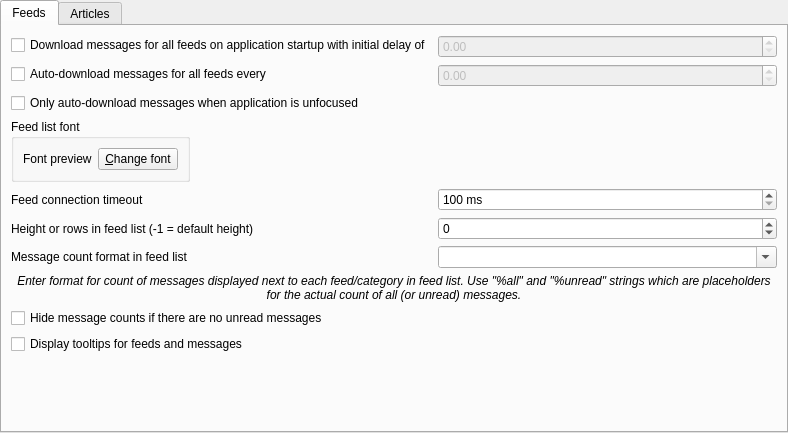
Above: src/librssguard/gui/settings/settingsfeedsmessages.ui from martinrotter/rssguard before the change. Below: the same form after it.
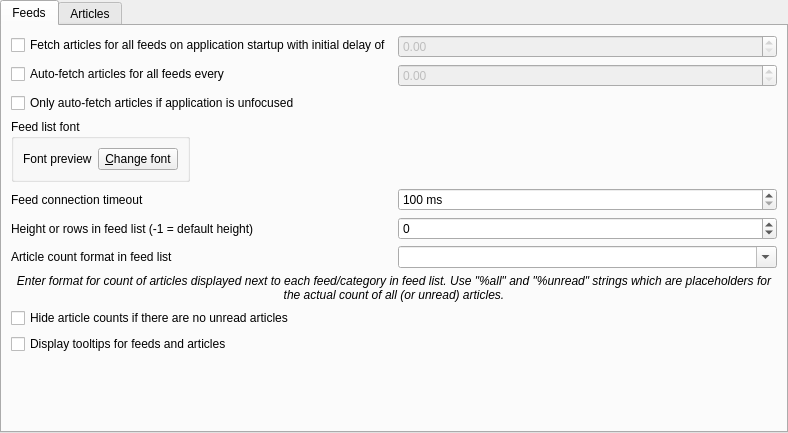
That is the form after the change. Custom widgets are drawn as their Qt base class.

Commit message: fixed a couple of message -> article things + some others

The edit to the form file:
```diff
--- a/src/librssguard/gui/settings/settingsfeedsmessages.ui
+++ b/src/librssguard/gui/settings/settingsfeedsmessages.ui
@@ -36,7 +36,7 @@
        <item row="0" column="0">
         <widget class="QCheckBox" name="m_checkUpdateAllFeedsOnStartup">
          <property name="text">
-          <string>Download messages for all feeds on application startup with initial delay of</string>
+          <string>Fetch articles for all feeds on application startup with initial delay of</string>
          </property>
         </widget>
        </item>
@@ -56,7 +56,7 @@
        <item row="1" column="0">
         <widget class="QCheckBox" name="m_checkAutoUpdate">
          <property name="text">
-          <string>Auto-download messages for all feeds every</string>
+          <string>Auto-fetch articles for all feeds every</string>
          </property>
         </widget>
        </item>
@@ -76,7 +76,7 @@
        <item row="2" column="0" colspan="2">
         <widget class="QCheckBox" name="m_checkAutoUpdateOnlyUnfocused">
          <property name="text">
-          <string>Only auto-download messages when application is unfocused</string>
+          <string>Only auto-fetch articles if application is unfocused</string>
          </property>
         </widget>
        </item>
@@ -164,7 +164,7 @@
        <item row="6" column="0">
         <widget class="QLabel" name="label_8">
          <property name="text">
-          <string>Message count format in feed list</string>
+          <string>Article count format in feed list</string>
          </property>
          <property name="buddy">
           <cstring>m_cmbCountsFeedList</cstring>
@@ -189,7 +189,7 @@
           </font>
          </property>
          <property name="text">
-          <string>Enter format for count of messages displayed next to each feed/category in feed list. Use &quot;%all&quot; and &quot;%unread&quot; strings which are placeholders for the actual count of all (or unread) messages.</string>
+          <string>Enter format for count of articles displayed next to each feed/category in feed list. Use &quot;%all&quot; and &quot;%unread&quot; strings which are placeholders for the actual count of all (or unread) articles.</string>
          </property>
          <property name="alignment">
           <set>Qt::AlignCenter</set>
@@ -202,14 +202,14 @@
        <item row="8" column="0" colspan="2">
         <widget class="QCheckBox" name="m_cbHideCountsIfNoUnread">
          <property name="text">
-          <string>Hide message counts if there are no unread messages</string>
+          <string>Hide article counts if there are no unread articles</string>
          </property>
         </widget>
        </item>
        <item row="9" column="0" colspan="2">
         <widget class="QCheckBox" name="m_checkShowTooltips">
          <property name="text">
-          <string>Display tooltips for feeds and messages</string>
+          <string>Display tooltips for feeds and articles</string>
          </property>
         </widget>
        </item>
```
The commit also changes 3 other files.
